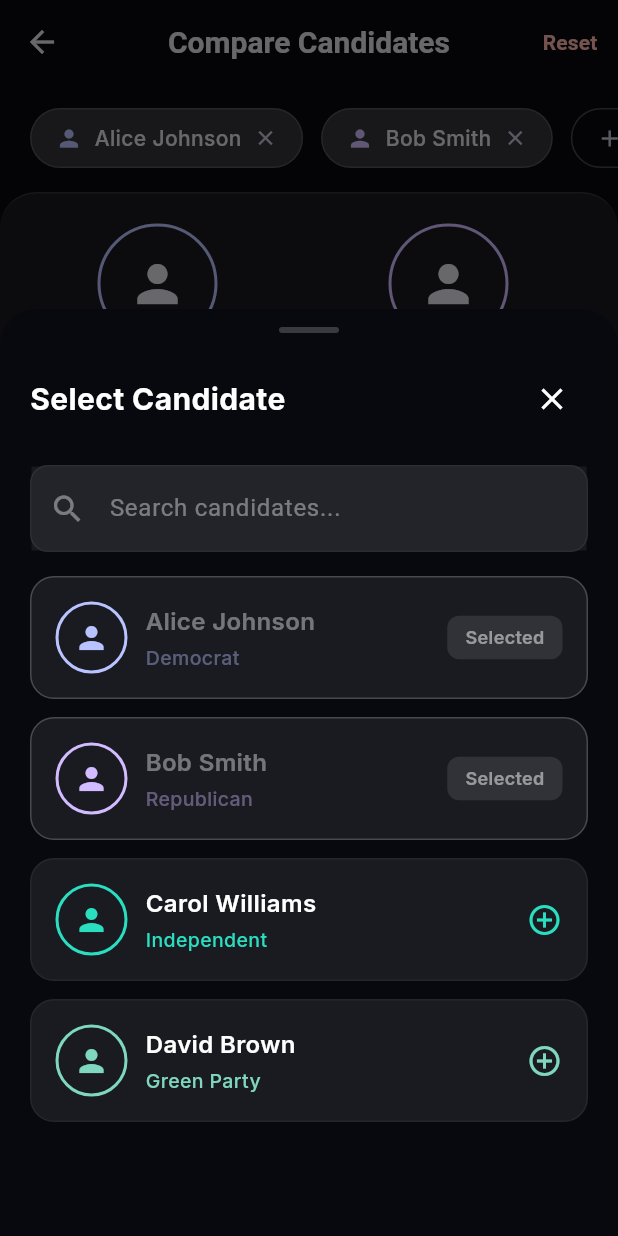
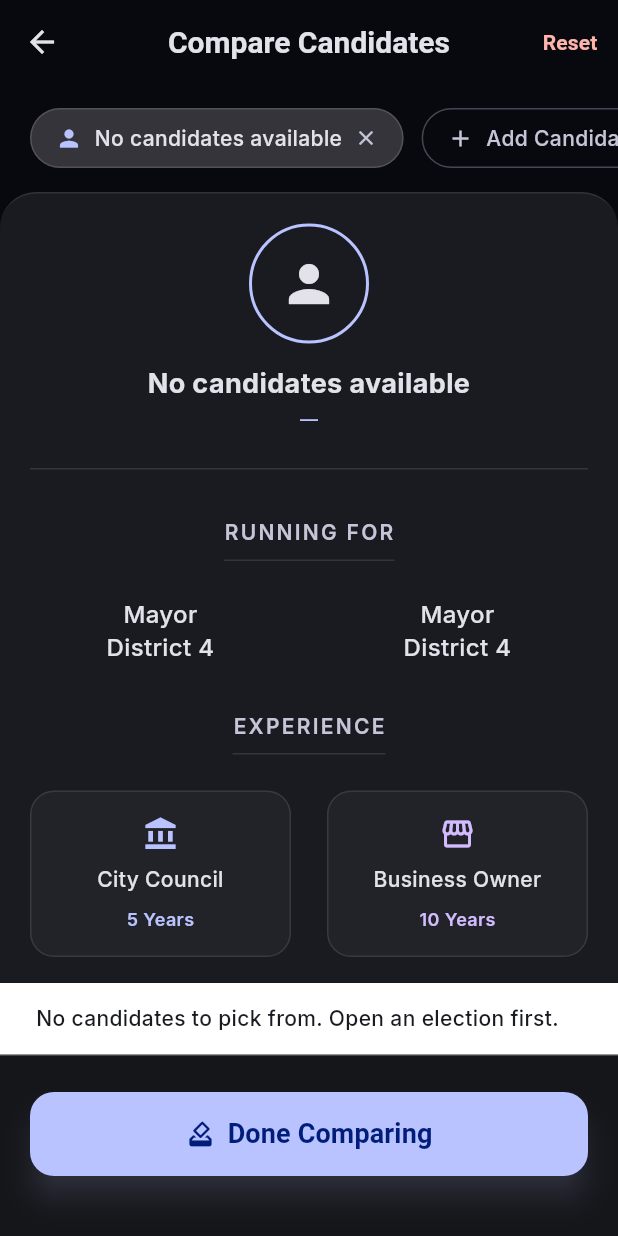
Before and after one commit to ashrafulislamse/Securevote, a Flutter app: the CompareCandidatesScreen screen opened by its route, after a tap on "Add Candidate", on a phone screen of 412 x 824 dp. Run offline on Flutter 3.47's test engine with Material 3 defaults, Android fonts, the phone set to English and light mode, and no system bars; our stand-ins replace dio, flutter_secure_storage, font_awesome_flutter, freezed_annotation, google_fonts, shared_preferences; accounts and stored records are empty; project files that could hold a hidden picture were left out.

Commit message:
chore: remove remaining mock/demo data
Flutter:
- CandidatePicker modal: accept real Candidate list (was hardcoded Alice/Bob/Carol/David)
- compare_candidates_screen: pass real candidates to picker; remove hardcoded fallback

Web portal:
- forgot-password: remove fake requestReset; show 'not yet available' notice
- reset-password: remove fake completeReset; show 'not yet available' notice
- login: replace demoCredentials shim with real seeded admin constants
- demo-auth.ts shim is now unreferenced (kept for backward compat)

```diff
--- a/securevote_flutter_sim/lib/features/elections/presentation/screens/compare_candidates_screen.dart
+++ b/securevote_flutter_sim/lib/features/elections/presentation/screens/compare_candidates_screen.dart
@@ -21,12 +21,16 @@
 
   List<Map<String, dynamic>> _selectedCandidates = [];
 
+  List<Candidate>? get _passedCandidates {
+    final Object? args = ModalRoute.of(context)?.settings.arguments;
+    return _extractCandidates(args);
+  }
+
   @override
   void didChangeDependencies() {
     super.didChangeDependencies();
     if (_selectedCandidates.isEmpty) {
-      final Object? args = ModalRoute.of(context)?.settings.arguments;
-      final List<Candidate>? candidates = _extractCandidates(args);
+      final List<Candidate>? candidates = _passedCandidates;
       if (candidates != null && candidates.isNotEmpty) {
         _selectedCandidates = candidates
             .take(2)
@@ -58,22 +62,31 @@
         'position': 'Candidate',
       };
 
-  List<Map<String, dynamic>> _defaultCandidates() => <Map<String, dynamic>>[
-        <String, dynamic>{
-          'name': 'Alice Johnson',
-          'party': 'Democrat',
-          'color': const Color(0xFFB9C3FF),
-          'position': 'Candidate',
-        },
-        <String, dynamic>{
-          'name': 'Bob Smith',
-          'party': 'Republican',
-          'color': const Color(0xFFD2BBFF),
-          'position': 'Candidate',
-        },
-      ];
+  List<Map<String, dynamic>> _defaultCandidates() {
+    final List<Candidate>? candidates = _passedCandidates;
+    if (candidates != null && candidates.isNotEmpty) {
+      return candidates.map((Candidate c) => _toMap(c)).toList();
+    }
+    return <Map<String, dynamic>>[
+      <String, dynamic>{
+        'name': 'No candidates available',
+        'party': '—',
+        'color': const Color(0xFFB9C3FF),
+        'position': 'Candidate',
+      },
+    ];
+  }
 
   void _showCandidatePicker() {
+    final List<Candidate>? candidates = _passedCandidates;
+    if (candidates == null || candidates.isEmpty) {
+      ScaffoldMessenger.of(context).showSnackBar(
+        const SnackBar(
+          content: Text('No candidates to pick from. Open an election first.'),
+        ),
+      );
+      return;
+    }
     showModalBottomSheet(
       context: context,
       isScrollControlled: true,
@@ -87,6 +100,7 @@
             }
           });
         },
+        candidates: candidates,
       ),
     );
   }
--- a/securevote_flutter_sim/lib/features/elections/presentation/widgets/candidate_picker_modal.dart
+++ b/securevote_flutter_sim/lib/features/elections/presentation/widgets/candidate_picker_modal.dart
@@ -1,13 +1,17 @@
 import 'package:flutter/material.dart';
+
+import '../../../../core/models/candidate.dart';
 
 class CandidatePicker extends StatefulWidget {
   final List<Map<String, dynamic>> selectedCandidates;
   final Function(Map<String, dynamic>) onCandidateSelected;
+  final List<Candidate> candidates;
 
   const CandidatePicker({
     super.key,
     required this.selectedCandidates,
     required this.onCandidateSelected,
+    required this.candidates,
   });
 
   @override
@@ -17,32 +21,22 @@
 class _CandidatePickerState extends State<CandidatePicker> {
   String _searchQuery = '';
 
-  final List<Map<String, dynamic>> _allCandidates = [
-    {
-      'name': 'Alice Johnson',
-      'party': 'Democrat',
-      'color': const Color(0xFFB9C3FF),
-      'position': 'Mayor District 4',
-    },
-    {
-      'name': 'Bob Smith',
-      'party': 'Republican',
-      'color': const Color(0xFFD2BBFF),
-      'position': 'Mayor District 4',
-    },
-    {
-      'name': 'Carol Williams',
-      'party': 'Independent',
-      'color': const Color(0xFF2ADEC0),
-      'position': 'Mayor District 4',
-    },
-    {
-      'name': 'David Brown',
-      'party': 'Green Party',
-      'color': const Color(0xFF7FD8BE),
-      'position': 'Mayor District 4',
-    },
+  static const List<Color> _candidateColors = <Color>[
+    Color(0xFFB9C3FF),
+    Color(0xFFD2BBFF),
+    Color(0xFF2ADEC0),
+    Color(0xFFFF7B5A),
   ];
+
+  List<Map<String, dynamic>> get _allCandidates => widget.candidates
+      .map((Candidate c) => <String, dynamic>{
+            'name': c.name,
+            'party': c.party ?? 'Independent',
+            'color':
+                _candidateColors[(c.ballotOrder) % _candidateColors.length],
+            'position': 'Candidate',
+          })
+      .toList();
 
   List<Map<String, dynamic>> get _filteredCandidates {
     if (_searchQuery.isEmpty) return _allCandidates;
```
Also changed, not shown: 3 other files.
